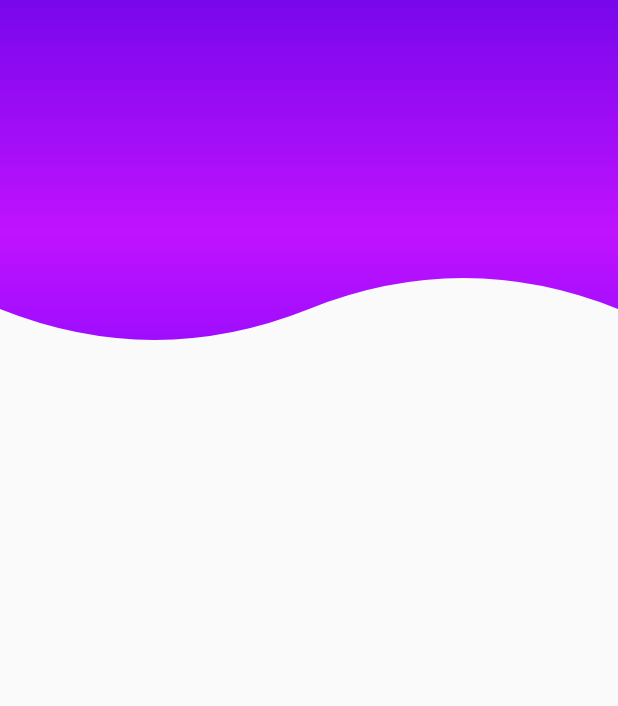
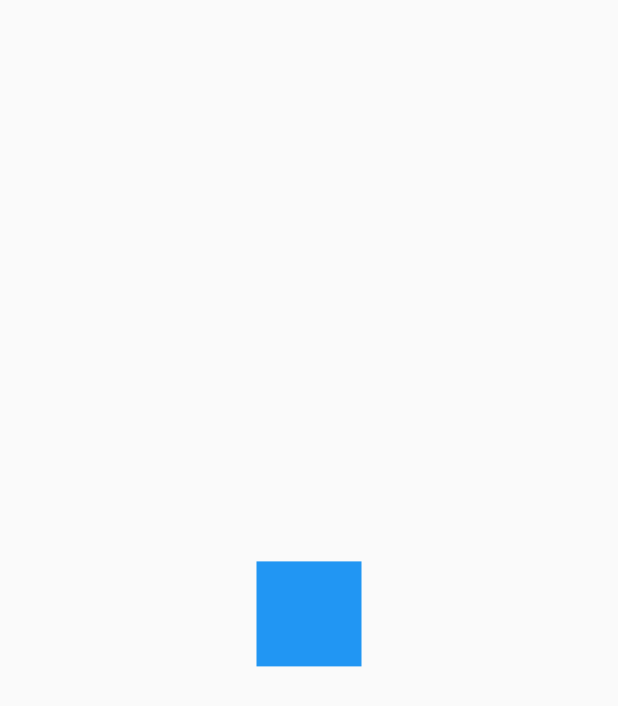
Before and after one commit to AlexanderZon/custom_painter_practice_1, a Flutter app: the screen it shows after launch, on a phone screen of 412 x 824 dp. Shown: the top 706 px of the screen. Run offline on Flutter 3.47's test engine with Material 2 defaults, Android fonts, the phone set to English and light mode, and no system bars.

Commit message:
Modulo de animaciones

```diff
--- /dev/null
+++ b/lib/challenges/animated_square_page.dart
@@ -0,0 +1,98 @@
+import 'package:flutter/material.dart';
+
+class AnimatedSquarePage extends StatelessWidget {
+
+  const AnimatedSquarePage({Key? key}) : super(key: key);
+
+  @override
+  Widget build(BuildContext context) {
+    return const Scaffold(
+      body: Center(
+         child: _AnimatedSquare(),
+      ),
+    );
+  }
+}
+
+class _AnimatedSquare extends StatefulWidget {
+  const _AnimatedSquare({super.key});
+
+  @override
+  State<_AnimatedSquare> createState() => _AnimatedSquareState();
+}
+
+class _AnimatedSquareState extends State<_AnimatedSquare> with SingleTickerProviderStateMixin {
+
+  late AnimationController controller;
+
+  late Animation<double> moveRight;
+  late Animation<double> moveLeft;
+  late Animation<double> moveUp;
+  late Animation<double> moveDown;
+
+  @override
+  void initState() {
+    controller = AnimationController(
+      vsync: this,
+      duration: const Duration(milliseconds: 4000)
+    );
+
+    moveRight = Tween(begin: 0.0, end: 100.0).animate(
+      CurvedAnimation(parent: controller, curve: Interval(0, .25, curve: Curves.bounceOut))
+    );
+    moveLeft = Tween(begin: 0.0, end: -100.0).animate(
+      CurvedAnimation(parent: controller, curve: Interval(.5, .75, curve: Curves.bounceOut))
+    );
+
+    moveUp = Tween(begin: 0.0, end: -100.0).animate(
+      CurvedAnimation(parent: controller, curve: Interval(.25, .5, curve: Curves.bounceOut))
+    );
+    moveDown = Tween(begin: 0.0, end: 100.0).animate(
+      CurvedAnimation(parent: controller, curve: Interval(.75, 1, curve: Curves.bounceOut))
+    );
+
+    controller.addListener(() {
+      if(controller.status == AnimationStatus.completed){
+        controller.repeat();
+      }
+    });
+
+    super.initState();
+  }
+
+  @override
+  void dispose() {
+    controller.dispose();
+    super.dispose();
+  }
+
+  @override
+  Widget build(BuildContext context) {
+    controller.forward();
+    return AnimatedBuilder(
+      animation: controller,
+      child: _Square(),
+      builder: (context, child) {
+        return Transform.translate(
+          offset: Offset(moveRight.value + moveLeft.value, moveUp.value + moveDown.value),
+          child: child
+        );
+      },
+    );
+  }
+}
+
+class _Square extends StatelessWidget {
+  const _Square({super.key});
+
+  @override
+  Widget build(BuildContext context) {
+    return Container(
+      width: 70,
+      height: 70,
+      decoration: BoxDecoration(
+        color: Colors.blue
+      ),
+    );
+  }
+}
--- a/lib/main.dart
+++ b/lib/main.dart
@@ -1,3 +1,5 @@
+import 'package:custom_painter_practice_1/challenges/animated_square_page.dart';
+import 'package:custom_painter_practice_1/pages/animations_page.dart';
 import 'package:custom_painter_practice_1/pages/headers_page.dart';
 import 'package:flutter/material.dart';
 
@@ -11,7 +13,7 @@ class MyApp extends StatelessWidget {
     return MaterialApp(
       debugShowCheckedModeBanner: false,
       title: 'Diseños App',
-      home: HeadersPage(),
+      home: AnimatedSquarePage(),
     );
   }
 }
```
Also changed, not shown: lib/pages/animations_page.dart (added, +127 -0 lines).
